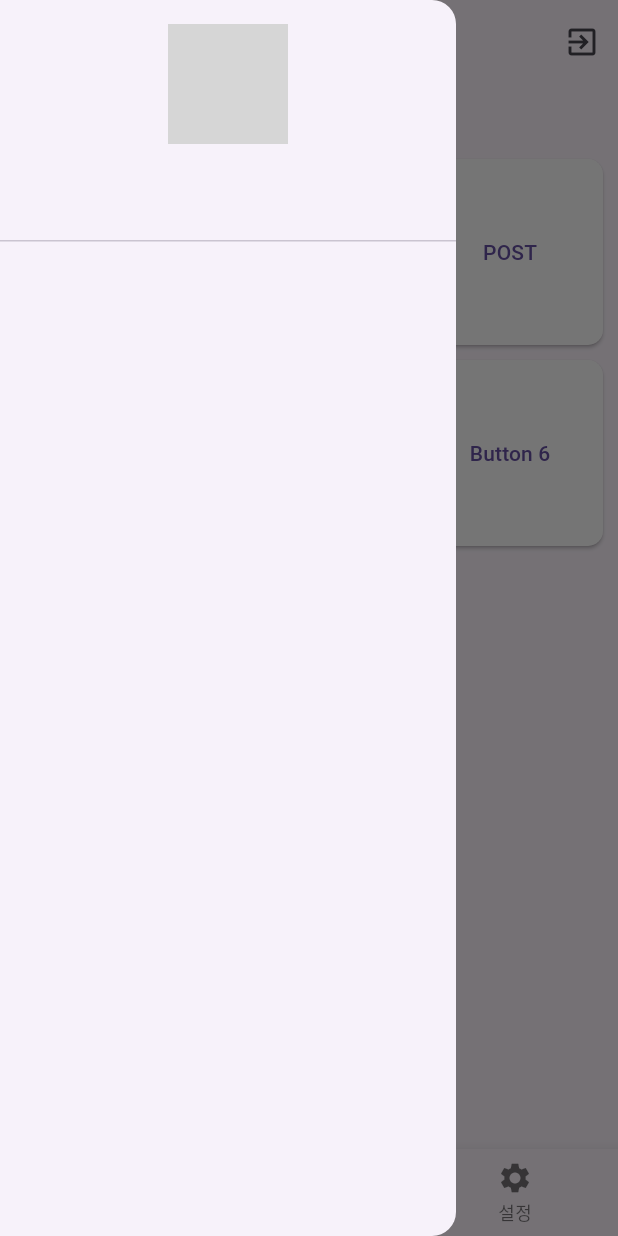
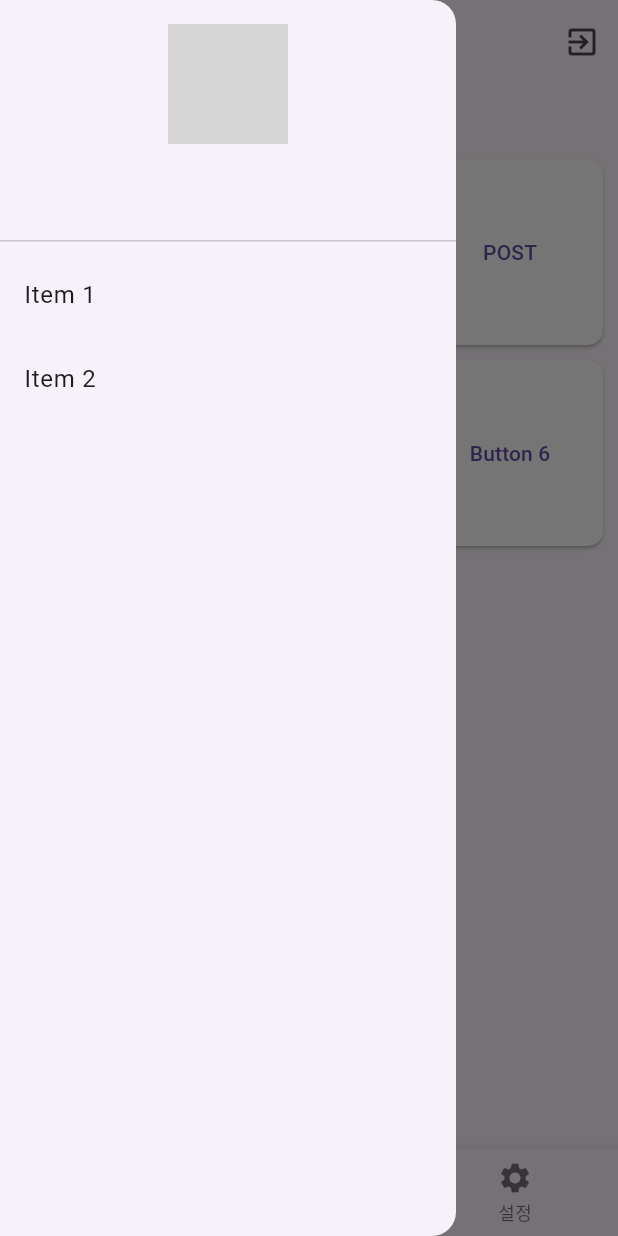
Before and after one commit to coffeeamp/flutter_travel_demo, a Flutter app: the screen it shows once a user with an empty profile is signed in, with the side drawer open, on a phone screen of 412 x 824 dp. Run offline on Flutter 3.47's test engine with Material 3 defaults, Android fonts, the phone set to English and light mode, and no system bars; our stand-ins replace cloud_firestore, firebase_auth, firebase_core, firebase_storage, flutter_chat_bubble, google_sign_in and 2 more; accounts and stored records are empty; network calls fail; grey boxes are pictures that could not be loaded.

Commit message:
Flutter_googlemap_mata-data-backup

```diff
--- a/lib/screens/lobby_screen.dart
+++ b/lib/screens/lobby_screen.dart
@@ -94,10 +94,22 @@ class _LobbyScreenState extends State<LobbyScreen> {
             if (loggedUser != null)
               Text(
                 loggedUser!.email!,
-                style: TextStyle(color: Colors.black, fontSize: 20),
+                style: TextStyle(color: Colors.black, fontSize: 15),
               ),
                 ],
               )
+            ),
+            ListTile(
+              title: Text('Item 1'),
+              onTap: () {
+                Navigator.pop(context);
+              },
+            ),
+            ListTile(
+              title: Text('Item 2'),
+              onTap: () {
+                Navigator.pop(context);
+              },
             ),
           ],
         ),
--- a/pubspec.yaml
+++ b/pubspec.yaml
@@ -45,6 +45,7 @@ dependencies:
   http: ^1.1.0
   provider: ^6.0.1
   google_sign_in: ^6.1.5
+  google_maps_flutter: ^2.0.10
 
 dev_dependencies:
   flutter_test:
```
Also changed, not shown: pubspec.lock, 1 other file.
